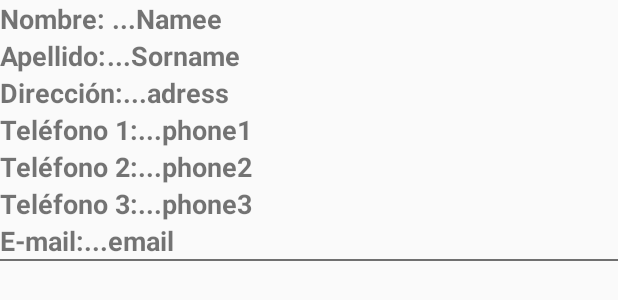
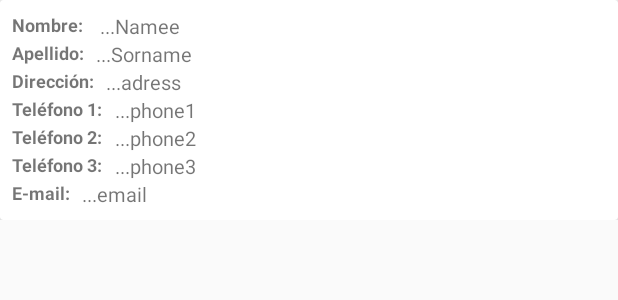
Before and after one commit to kuroghoul/CompuStore, an Android app: the layout customers_list_item.xml on its own in the app's theme, with its tools: preview values and no code run, on a phone screen of 412 x 824 dp. Shown: the top 300 px of the screen. Run offline under Robolectric (Android 15) with nearby library versions, the phone set to English and light mode, and no system bars.

Commit message:
Last changes

```diff
--- a/app/src/main/java/com/fiuady/compustore/db/Inventory.java
+++ b/app/src/main/java/com/fiuady/compustore/db/Inventory.java
@@ -44,8 +44,6 @@ class AssemblyCursor extends CursorWrapper{
                 cursor.getString(cursor.getColumnIndex(InventoryDbSchema.AssembliesTable.Columns.DESCRIPTION)));
     }
 
-
-
 }
 
     class OrderCursor extends CursorWrapper{
@@ -59,13 +57,12 @@ class AssemblyCursor extends CursorWrapper{
                     getCustomerById(cursor.getInt(cursor.getColumnIndex(InventoryDbSchema.OrdersTable.Columns.CUSTOMER_ID))),
                     cursor.getString(cursor.getColumnIndex(InventoryDbSchema.OrdersTable.Columns.DATE)),
                     cursor.getString(cursor.getColumnIndex(InventoryDbSchema.OrdersTable.Columns.CHANGELOG)));
+
         }
 
 
 
     }
-
-
 
     class ProductCategoryCursor extends CursorWrapper {
         public ProductCategoryCursor(Cursor cursor) {
@@ -352,7 +349,7 @@ class AssemblyCursor extends CursorWrapper{
     public OrderStatus getOrderStatusById(int id) {
 
 
-        OrderStatusCursor cursor = new OrderStatusCursor(db.rawQuery("SELECT * FROM product order_status WHERE id="+Integer.toString(id)+" ORDER BY id", null));
+        OrderStatusCursor cursor = new OrderStatusCursor(db.rawQuery("SELECT * FROM order_status WHERE id="+Integer.toString(id)+" ORDER BY id", null));
         cursor.moveToNext();
         OrderStatus orderstatus= cursor.getOrderStatus();
         cursor.close();
--- a/app/src/main/java/com/fiuady/compustore/db/InventoryDbSchema.java
+++ b/app/src/main/java/com/fiuady/compustore/db/InventoryDbSchema.java
@@ -74,7 +74,7 @@ public final class InventoryDbSchema {
             public static final String STATUS_ID = "status_id";
             public static final String CUSTOMER_ID = "customer_id";
             public static final String DATE = "date";
-            public static final String CHANGELOG = "changelog";
+            public static final String CHANGELOG = "change_log";
         }
     }
     public static final class OrderAssembliesTable
--- a/app/src/main/res/layout/assembly_list_item.xml
+++ b/app/src/main/res/layout/assembly_list_item.xml
@@ -4,7 +4,6 @@
     xmlns:tools="http://schemas.android.com/tools"
     android:layout_height="wrap_content">
     <android.support.v7.widget.CardView
-
         android:layout_width="match_parent"
         android:layout_height="wrap_content">
         <LinearLayout
@@ -18,17 +17,7 @@
                 android:layout_weight="1"
                 android:orientation="vertical"
                 android:padding="@dimen/activity_horizontal_margin">
-                <LinearLayout
-                    android:layout_width="match_parent"
-                    android:layout_height="wrap_content"
-                    android:orientation="horizontal">
 
-
-
-                </LinearLayout>
-                <View
-                    style="@style/CardView.InnerDivisor"
-                    />
                 <LinearLayout
                     android:layout_width="wrap_content"
                     android:layout_height="wrap_content"
@@ -50,7 +39,6 @@
                         android:textSize="15sp"
                         android:textStyle="bold"/>
                 </LinearLayout>
-
             </LinearLayout>
             <LinearLayout
                 android:layout_width="wrap_content"
--- a/app/src/main/res/layout/customers_list_item.xml
+++ b/app/src/main/res/layout/customers_list_item.xml
@@ -5,134 +5,107 @@
     xmlns:tools="http://schemas.android.com/tools"
     android:layout_height="wrap_content"
     >
-
+    <android.support.v7.widget.CardView
+        android:layout_width="match_parent"
+        android:layout_height="wrap_content">
+        <RelativeLayout
+            android:layout_width="match_parent"
+            android:layout_height="match_parent"
+            android:padding="@dimen/activity_horizontal_margin">
     <TextView
         android:id="@+id/customers_firstname_tag"
-        android:layout_width="wrap_content"
-        android:layout_height="wrap_content"
-        android:text="@string/customers_first_name"
-        android:textSize="18sp"
-        android:textStyle="bold"/>
+        style="@style/TextViewTag"
+        android:text="@string/customers_first_name"/>
     <TextView
-        android:layout_width="wrap_content"
-        android:layout_height="wrap_content"
+        style="@style/TextViewGeneral"
         android:id="@+id/customers_firstname_text"
-        android:layout_toRightOf="@id/customers_firstname_tag"
+        android:layout_toEndOf="@id/customers_firstname_tag"
         tools:text=" ...Namee "
-        android:textSize="18sp"
-        android:textStyle="bold"/>
+        />
     <TextView
         android:id="@+id/customers_lastname_tag"
-        android:layout_width="wrap_content"
-        android:layout_height="wrap_content"
-        android:layout_below="@id/customers_firstname_tag"
+        style="@style/TextViewTag"
+        android:layout_below="@id/customers_firstname_text"
         android:text="@string/customers_last_name"
-        android:textSize="18sp"
-        android:textStyle="bold"/>
+        />
 
     <TextView
         android:id="@+id/customers_lastname_text"
-        android:layout_height="wrap_content"
-        android:layout_width="wrap_content"
-        android:layout_toRightOf="@id/customers_lastname_tag"
+        style="@style/TextViewGeneral"
+        android:layout_toEndOf="@id/customers_lastname_tag"
         android:layout_below="@id/customers_firstname_text"
         tools:text="...Sorname"
-        android:textSize="18sp"
-        android:textStyle="bold"/>
+        />
 
     <TextView
         android:id="@+id/customers_adress_tag"
-        android:layout_width="wrap_content"
-        android:layout_height="wrap_content"
-        android:layout_below="@id/customers_lastname_tag"
+        style="@style/TextViewTag"
+        android:layout_below="@id/customers_lastname_text"
         android:text="@string/customers_adress"
-        android:textSize="18sp"
-        android:textStyle="bold"/>
+        />
     <TextView
         android:id="@+id/customers_adress_text"
-        android:layout_height="wrap_content"
-        android:layout_width="wrap_content"
-        android:layout_toRightOf="@id/customers_adress_tag"
+        style="@style/TextViewGeneral"
+        android:layout_toEndOf="@id/customers_adress_tag"
         android:layout_below="@id/customers_lastname_text"
         tools:text="...adress"
-        android:textSize="18sp"
-        android:textStyle="bold"/>
+        />
     <TextView
         android:id="@+id/customers_phone1_tag"
-        android:layout_width="wrap_content"
-        android:layout_height="wrap_content"
-        android:layout_below="@id/customers_adress_tag"
+        style="@style/TextViewTag"
+        android:layout_below="@id/customers_adress_text"
         android:text="@string/customers_phone1"
-        android:textSize="18sp"
-        android:textStyle="bold"/>
+        />
     <TextView
         android:id="@+id/customers_phone1_text"
-        android:layout_height="wrap_content"
-        android:layout_width="wrap_content"
-        android:layout_toRightOf="@id/customers_phone1_tag"
+        style="@style/TextViewGeneral"
+        android:layout_toEndOf="@id/customers_phone1_tag"
         android:layout_below="@id/customers_adress_text"
         tools:text="...phone1 "
-        android:textSize="18sp"
-        android:textStyle="bold"/>
+        />
 
     <TextView
         android:id="@+id/customers_phone2_tag"
-        android:layout_width="wrap_content"
-        android:layout_height="wrap_content"
-        android:layout_below="@id/customers_phone1_tag"
+        style="@style/TextViewTag"
+        android:layout_below="@id/customers_phone1_text"
         android:text="@string/customers_phone2"
-        android:textSize="18sp"
-        android:textStyle="bold"/>
+        />
     <TextView
         android:id="@+id/customers_phone2_text"
-        android:layout_height="wrap_content"
-        android:layout_width="wrap_content"
-        android:layout_toRightOf="@id/customers_phone1_tag"
+        style="@style/TextViewGeneral"
+        android:layout_toEndOf="@id/customers_phone1_tag"
         android:layout_below="@id/customers_phone1_text"
         tools:text="...phone2"
-        android:textSize="18sp"
-        android:textStyle="bold"/>
+        />
 
     <TextView
         android:id="@+id/customers_phone3_tag"
-        android:layout_width="wrap_content"
-        android:layout_height="wrap_content"
-        android:layout_below="@id/customers_phone2_tag"
+        style="@style/TextViewTag"
+        android:layout_below="@id/customers_phone2_text"
         android:text="@string/customers_phone3"
-        android:textSize="18sp"
-        android:textStyle="bold"/>
+        />
     <TextView
         android:id="@+id/customers_phone3_text"
-        android:layout_height="wrap_content"
-        android:layout_width="wrap_content"
-        android:layout_toRightOf="@id/customers_phone3_tag"
+        style="@style/TextViewGeneral"
+        android:layout_toEndOf="@id/customers_phone3_tag"
         android:layout_below="@id/customers_phone2_text"
         tools:text="...phone3 "
-        android:textSize="18sp"
-        android:textStyle="bold"/>
+        />
 
     <TextView
         android:id="@+id/customers_email_tag"
-        android:layout_width="wrap_content"
-        android:layout_height="wrap_content"
-        android:layout_below="@id/customers_phone3_tag"
+        style="@style/TextViewTag"
+        android:layout_below="@id/customers_phone3_text"
         android:text="@string/customers_email"
-        android:textSize="18sp"
-        android:textStyle="bold"/>
+        />
     <TextView
         android:id="@+id/customers_email_text"
-        android:layout_height="wrap_content"
-        android:layout_width="wrap_content"
-        android:layout_toRightOf="@id/customers_email_tag"
+        style="@style/TextViewGeneral"
+        android:layout_toEndOf="@id/customers_email_tag"
         android:layout_below="@id/customers_phone3_text"
         tools:text="...email "
-        android:textSize="18sp"
-        android:textStyle="bold"/>
-    <View
-        android:layout_height="1dp"
-        android:layout_width="fill_parent"
-        android:background="#707070"
-        android:layout_below="@id/customers_email_tag"/>
+        />
 
-
+        </RelativeLayout>
+    </android.support.v7.widget.CardView>
 </RelativeLayout>
--- a/app/src/main/res/layout/order_list_item.xml
+++ b/app/src/main/res/layout/order_list_item.xml
@@ -12,97 +12,103 @@
             android:layout_height="wrap_content"
             android:orientation="horizontal"
             >
+
             <LinearLayout
                 android:layout_width="wrap_content"
                 android:layout_height="wrap_content"
                 android:layout_weight="1"
                 android:orientation="vertical"
                 android:padding="@dimen/activity_horizontal_margin">
+
                 <LinearLayout
                     android:layout_width="match_parent"
                     android:layout_height="wrap_content"
                     android:orientation="horizontal">
 
 
+                </LinearLayout>
 
-                </LinearLayout>
-                <View
-                    style="@style/CardView.InnerDivisor"
-                    />
+                <View style="@style/CardView.InnerDivisorHorizontal" />
+
                 <LinearLayout
                     android:layout_width="wrap_content"
                     android:layout_height="wrap_content"
                     android:orientation="vertical">
+
                     <TextView
                         android:id="@+id/order_client_tag"
                         android:layout_width="wrap_content"
                         android:layout_height="wrap_content"
                         android:text="@string/order_client"
                         android:textSize="12sp"
-                        android:textStyle="bold"/>
+                        android:textStyle="bold" />
+
                     <TextView
                         android:id="@+id/order_client_text"
+                        android:layout_width="wrap_content"
                         android:layout_height="wrap_content"
-                        android:layout_width="wrap_content"
+                        android:paddingEnd="@dimen/activity_horizontal_margin"
                         android:paddingStart="@dimen/activity_horizontal_margin"
-                        android:paddingEnd="@dimen/activity_horizontal_margin"
-                        tools:text="Cliente: "
                         android:textSize="15sp"
-                        android:textStyle="bold"/>
+                        android:textStyle="bold"
+                        tools:text="Cliente: " />
                 </LinearLayout>
 
-                <View
-                    style="@style/CardView.InnerDivisor"
-                    />
+                <View style="@style/CardView.InnerDivisorHorizontal" />
+
                 <LinearLayout
                     android:layout_width="wrap_content"
                     android:layout_height="wrap_content"
                     android:orientation="vertical">
+
                     <TextView
                         android:id="@+id/order_status_tag"
                         android:layout_width="wrap_content"
                         android:layout_height="wrap_content"
                         android:text="@string/order_status"
                         android:textSize="12sp"
-                        android:textStyle="bold"/>
+                        android:textStyle="bold" />
+
                     <TextView
                         android:id="@+id/order_status_text"
+                        android:layout_width="wrap_content"
                         android:layout_height="wrap_content"
-                        android:layout_width="wrap_content"
+                        android:paddingEnd="@dimen/activity_horizontal_margin"
                         android:paddingStart="@dimen/activity_horizontal_margin"
-                        android:paddingEnd="@dimen/activity_horizontal_margin"
-                        tools:text="Estado: "
                         android:textSize="15sp"
-                        android:textStyle="bold"/>
+                        android:textStyle="bold"
+                        tools:text="Estado: " />
                 </LinearLayout>
 
-                <View
-                    style="@style/CardView.InnerDivisor"
-                    />
+                <View style="@style/CardView.InnerDivisorHorizontal" />
+
                 <LinearLayout
                     android:layout_width="wrap_content"
                     android:layout_height="wrap_content"
                     android:orientation="vertical">
+
                     <TextView
                         android:id="@+id/order_date_tag"
                         android:layout_width="wrap_content"
                         android:layout_height="wrap_content"
                         android:text="@string/order_date"
                         android:textSize="12sp"
-                        android:textStyle="bold"/>
+                        android:textStyle="bold" />
+
                     <TextView
                         android:id="@+id/order_date_text"
+                        android:layout_width="wrap_content"
                         android:layout_height="wrap_content"
-                        android:layout_width="wrap_content"
+                        android:paddingEnd="@dimen/activity_horizontal_margin"
                         android:paddingStart="@dimen/activity_horizontal_margin"
-                        android:paddingEnd="@dimen/activity_horizontal_margin"
-                        tools:text="Fecha: "
                         android:textSize="15sp"
-                        android:textStyle="bold"/>
+                        android:textStyle="bold"
+                        tools:text="Fecha: " />
                 </LinearLayout>
 
 
             </LinearLayout>
+
             <LinearLayout
                 android:layout_width="wrap_content"
                 android:layout_height="wrap_content">
--- a/app/src/main/res/values/strings.xml
+++ b/app/src/main/res/values/strings.xml
@@ -33,7 +33,7 @@
 
     <string name="dialog_hint_product_description">Descripción...</string>
     <string name="dialog_hint_product_price">Precio...</string>
-    <string name="assemblies_description">Descripcion</string>
+    <string name="assemblies_description">Descripción</string>
     <string name="order_client">Cliente</string>
     <string name="order_status">Estado</string>
     <string name="order_date">Fecha</string>
```
